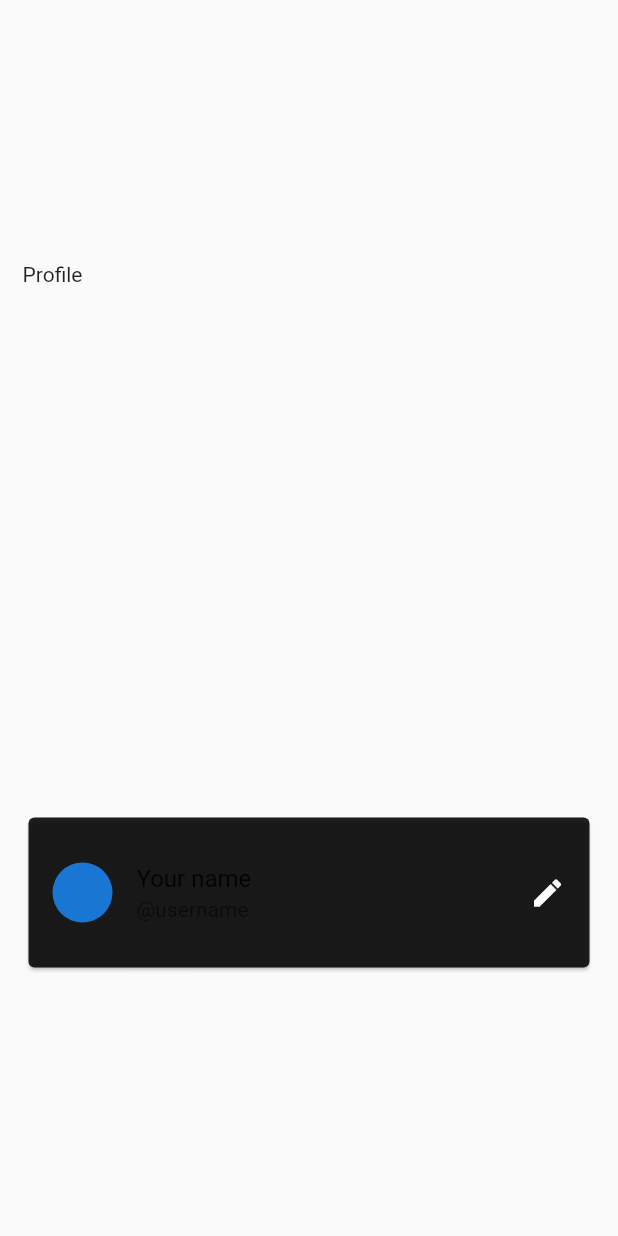
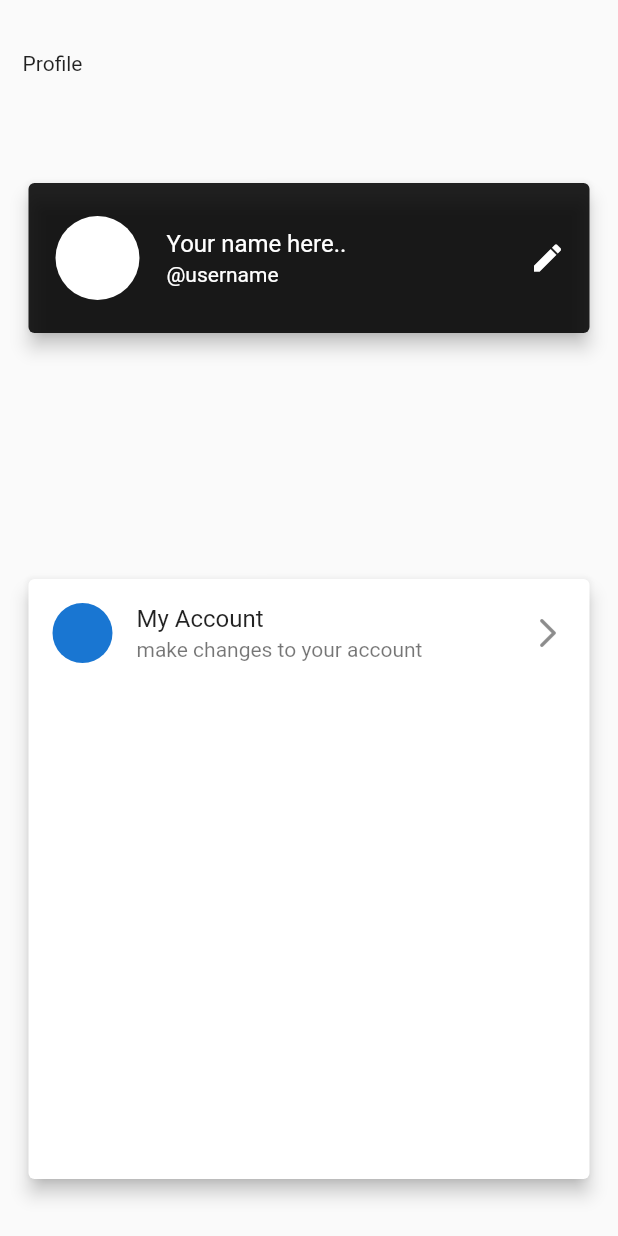
Before and after one commit to najmulmyself/Bio-Maker, a Flutter app: the Profile screen opened by its route, on a phone screen of 412 x 824 dp. Run offline on Flutter 3.47's test engine with Material 2 defaults, Android fonts, the phone set to English and light mode, and no system bars; our stand-ins replace firebase_auth, firebase_core, font_awesome_flutter, google_sign_in; accounts and stored records are empty.

Commit message:
need to dynamic inkwell

```diff
--- a/lib/pages/profile.dart
+++ b/lib/pages/profile.dart
@@ -21,6 +21,7 @@ class _ProfileState extends State<Profile> {
           children: [
             Text('Profile'),
             Card(
+              elevation: 5,
               color: Colors.black87,
               child: InkWell(
                 splashColor: Colors.grey.shade400,
@@ -30,15 +31,48 @@ class _ProfileState extends State<Profile> {
                     width: double.infinity,
                     child: Center(
                       child: ListTile(
-                        leading: CircleAvatar(),
-                        title: Text('Your name'),
-                        subtitle: Text('@username'),
+                        leading: CircleAvatar(
+                          backgroundColor: Colors.white,
+                          radius: 30,
+                        ),
+                        title: Text(
+                          'Your name here..',
+                          style: TextStyle(color: Colors.white),
+                        ),
+                        subtitle: Text(
+                          '@username',
+                          style: TextStyle(color: Colors.white),
+                        ),
                         trailing: Icon(
                           Icons.edit,
                           color: Colors.white,
                         ),
                       ),
                     )),
+              ),
+            ),
+            SizedBox(
+              height: 20,
+            ),
+            Card(
+              elevation: 5,
+              child: SizedBox(
+                height: 400,
+                child: Column(
+                  // ignore: prefer_const_literals_to_create_immutables
+                  children: [
+                    InkWell(
+                      splashColor: Colors.grey,
+                      onTap: () {},
+                      child: ListTile(
+                        leading: CircleAvatar(),
+                        title: Text('My Account'),
+                        subtitle: Text('make changes to your account'),
+                        trailing: Icon(Icons.arrow_forward_ios_rounded),
+                      ),
+                    )
+                  ],
+                ),
               ),
             )
           ],
```
Also changed, not shown: lib/utils/colors.dart (added).
